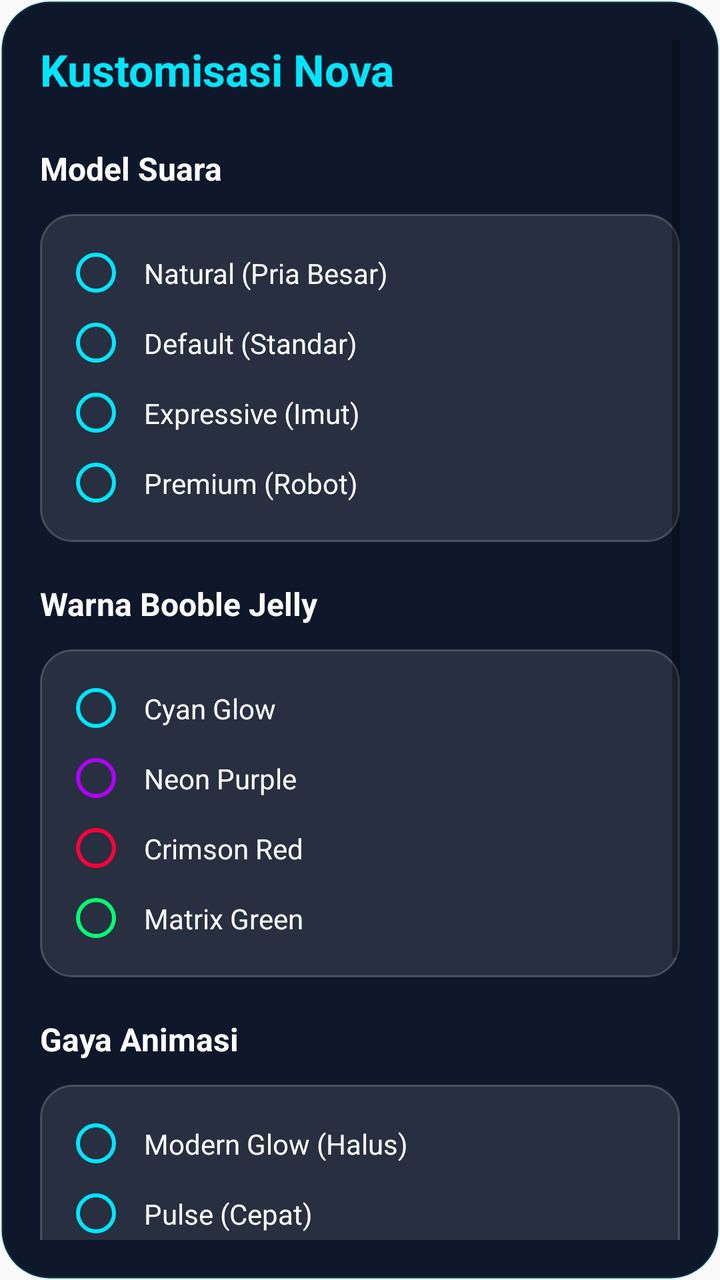
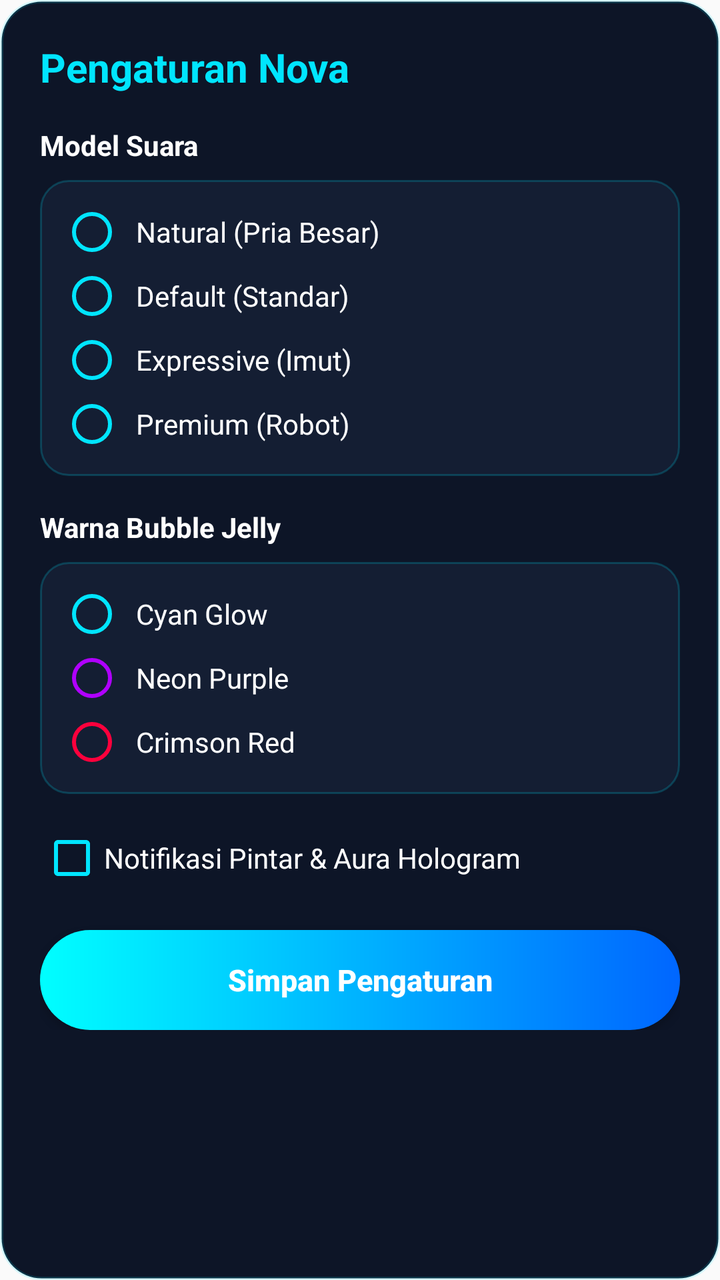

Screens rendered from an Android XML layout before and after an edit, with the pre-edit source and the edit as a unified diff.
<!-- AndroidManifest.xml: application theme Theme.AppCompat.DayNight.NoActionBar -->
<!-- res/layout/dialog_settings.xml -->
<?xml version="1.0" encoding="utf-8"?>
<ScrollView xmlns:android="http://schemas.android.com/apk/res/android"
    android:layout_width="match_parent"
    android:layout_height="wrap_content"
    android:background="@drawable/bg_premium_card"
    android:padding="20dp">

    <LinearLayout
        android:layout_width="match_parent"
        android:layout_height="wrap_content"
        android:orientation="vertical">

        <TextView
            android:layout_width="wrap_content"
            android:layout_height="wrap_content"
            android:text="Kustomisasi Nova"
            android:textColor="#00E5FF"
            android:textSize="22sp"
            android:textStyle="bold"
            android:layout_marginBottom="24dp"/>

        
        <TextView android:layout_width="wrap_content" android:layout_height="wrap_content" android:text="Model Suara" android:textColor="#FFFFFF" android:textSize="16sp" android:textStyle="bold" android:layout_marginBottom="12dp"/>
        <RadioGroup android:id="@+id/rgVoice" android:layout_width="match_parent" android:layout_height="wrap_content" android:background="@drawable/bg_premium_input" android:padding="12dp" android:layout_marginBottom="20dp">
            <RadioButton android:id="@+id/rbVoiceJarvis" android:layout_width="match_parent" android:layout_height="wrap_content" android:text="Natural (Pria Besar)" android:textColor="#FFF" android:buttonTint="#00E5FF" android:padding="8dp"/>
            <RadioButton android:id="@+id/rbVoiceNova" android:layout_width="match_parent" android:layout_height="wrap_content" android:text="Default (Standar)" android:textColor="#FFF" android:buttonTint="#00E5FF" android:padding="8dp"/>
            <RadioButton android:id="@+id/rbVoiceFriday" android:layout_width="match_parent" android:layout_height="wrap_content" android:text="Expressive (Imut)" android:textColor="#FFF" android:buttonTint="#00E5FF" android:padding="8dp"/>
            <RadioButton android:id="@+id/rbVoiceRobot" android:layout_width="match_parent" android:layout_height="wrap_content" android:text="Premium (Robot)" android:textColor="#FFF" android:buttonTint="#00E5FF" android:padding="8dp"/>
        </RadioGroup>

        
        <TextView android:layout_width="wrap_content" android:layout_height="wrap_content" android:text="Warna Booble Jelly" android:textColor="#FFFFFF" android:textSize="16sp" android:textStyle="bold" android:layout_marginBottom="12dp"/>
        <RadioGroup android:id="@+id/rgColor" android:layout_width="match_parent" android:layout_height="wrap_content" android:background="@drawable/bg_premium_input" android:padding="12dp" android:layout_marginBottom="20dp">
            <RadioButton android:id="@+id/rbColorCyan" android:layout_width="match_parent" android:layout_height="wrap_content" android:text="Cyan Glow" android:textColor="#FFF" android:buttonTint="#00E5FF" android:padding="8dp"/>
            <RadioButton android:id="@+id/rbColorPurple" android:layout_width="match_parent" android:layout_height="wrap_content" android:text="Neon Purple" android:textColor="#FFF" android:buttonTint="#B000FF" android:padding="8dp"/>
            <RadioButton android:id="@+id/rbColorRed" android:layout_width="match_parent" android:layout_height="wrap_content" android:text="Crimson Red" android:textColor="#FFF" android:buttonTint="#FF003C" android:padding="8dp"/>
            <RadioButton android:id="@+id/rbColorGreen" android:layout_width="match_parent" android:layout_height="wrap_content" android:text="Matrix Green" android:textColor="#FFF" android:buttonTint="#00FF73" android:padding="8dp"/>
        </RadioGroup>

        
        <TextView android:layout_width="wrap_content" android:layout_height="wrap_content" android:text="Gaya Animasi" android:textColor="#FFFFFF" android:textSize="16sp" android:textStyle="bold" android:layout_marginBottom="12dp"/>
        <RadioGroup android:id="@+id/rgAnim" android:layout_width="match_parent" android:layout_height="wrap_content" android:background="@drawable/bg_premium_input" android:padding="12dp" android:layout_marginBottom="20dp">
            <RadioButton android:id="@+id/rbAnimBreathe" android:layout_width="match_parent" android:layout_height="wrap_content" android:text="Modern Glow (Halus)" android:textColor="#FFF" android:buttonTint="#00E5FF" android:padding="8dp"/>
            <RadioButton android:id="@+id/rbAnimHeartbeat" android:layout_width="match_parent" android:layout_height="wrap_content" android:text="Pulse (Cepat)" android:textColor="#FFF" android:buttonTint="#00E5FF" android:padding="8dp"/>
            <RadioButton android:id="@+id/rbAnimGlitch" android:layout_width="match_parent" android:layout_height="wrap_content" android:text="Cyber Glitch" android:textColor="#FFF" android:buttonTint="#00E5FF" android:padding="8dp"/>
            <RadioButton android:id="@+id/rbAnimStatic" android:layout_width="match_parent" android:layout_height="wrap_content" android:text="Hemat Daya (Statis)" android:textColor="#FFF" android:buttonTint="#00E5FF" android:padding="8dp"/>
        </RadioGroup>

        <android.widget.CheckBox
            android:id="@+id/cbHologram"
            android:layout_width="match_parent"
            android:layout_height="wrap_content"
            android:text="Notifikasi Pintar / Hologram Aura"
            android:textColor="#FFFFFF"
            android:buttonTint="#00E5FF"
            android:layout_marginBottom="24dp"/>

        <Button
            android:id="@+id/btnSaveSettings"
            android:layout_width="match_parent"
            android:layout_height="55dp"
            android:text="Simpan Pengaturan"
            android:textAllCaps="false"
            android:backgroundTint="@null"
            android:background="@drawable/bg_premium_button"
            android:textColor="#FFFFFF"
            android:textStyle="bold"
            android:textSize="16sp"/>
            
    </LinearLayout>
</ScrollView>
<!-- resources referenced by this layout -->
<resources>
  <!-- drawable bg_premium_button (drawable) -->
  <?xml version="1.0" encoding="utf-8"?>
  <ripple xmlns:android="http://schemas.android.com/apk/res/android" android:color="#FFFFFF">
      <item>
          <shape android:shape="rectangle">
              <gradient android:startColor="#00E5FF" android:endColor="#0044FF" android:angle="0" />
              <corners android:radius="30dp" />
          </shape>
      </item>
  </ripple>
  <!-- drawable bg_premium_card (drawable) -->
  <?xml version="1.0" encoding="utf-8"?>
  <shape xmlns:android="http://schemas.android.com/apk/res/android">
      <solid android:color="#0F172A" />
      <corners android:radius="24dp" />
      <stroke android:width="1.5dp" android:color="#1A00E5FF" />
  </shape>
  <!-- drawable bg_premium_input (drawable) -->
  <?xml version="1.0" encoding="utf-8"?>
  <shape xmlns:android="http://schemas.android.com/apk/res/android">
      <solid android:color="#1AFFFFFF" />
      <corners android:radius="16dp" />
      <stroke android:width="1dp" android:color="#33FFFFFF" />
  </shape>
</resources>

<!-- the commit's change to res/layout/dialog_settings.xml (unified diff, before → after) -->
@@ -2,7 +2,7 @@
 <ScrollView xmlns:android="http://schemas.android.com/apk/res/android"
     android:layout_width="match_parent"
     android:layout_height="wrap_content"
-    android:background="@drawable/bg_premium_card"
+    android:background="@drawable/bg_card_cyber"
     android:padding="20dp">
 
     <LinearLayout
@@ -13,59 +13,49 @@
         <TextView
             android:layout_width="wrap_content"
             android:layout_height="wrap_content"
-            android:text="Kustomisasi Nova"
+            android:text="Pengaturan Nova"
             android:textColor="#00E5FF"
-            android:textSize="22sp"
+            android:textSize="20sp"
             android:textStyle="bold"
-            android:layout_marginBottom="24dp"/>
+            android:layout_marginBottom="16dp"/>
 
         
-        <TextView android:layout_width="wrap_content" android:layout_height="wrap_content" android:text="Model Suara" android:textColor="#FFFFFF" android:textSize="16sp" android:textStyle="bold" android:layout_marginBottom="12dp"/>
-        <RadioGroup android:id="@+id/rgVoice" android:layout_width="match_parent" android:layout_height="wrap_content" android:background="@drawable/bg_premium_input" android:padding="12dp" android:layout_marginBottom="20dp">
-            <RadioButton android:id="@+id/rbVoiceJarvis" android:layout_width="match_parent" android:layout_height="wrap_content" android:text="Natural (Pria Besar)" android:textColor="#FFF" android:buttonTint="#00E5FF" android:padding="8dp"/>
-            <RadioButton android:id="@+id/rbVoiceNova" android:layout_width="match_parent" android:layout_height="wrap_content" android:text="Default (Standar)" android:textColor="#FFF" android:buttonTint="#00E5FF" android:padding="8dp"/>
-            <RadioButton android:id="@+id/rbVoiceFriday" android:layout_width="match_parent" android:layout_height="wrap_content" android:text="Expressive (Imut)" android:textColor="#FFF" android:buttonTint="#00E5FF" android:padding="8dp"/>
-            <RadioButton android:id="@+id/rbVoiceRobot" android:layout_width="match_parent" android:layout_height="wrap_content" android:text="Premium (Robot)" android:textColor="#FFF" android:buttonTint="#00E5FF" android:padding="8dp"/>
+        <TextView android:layout_width="wrap_content" android:layout_height="wrap_content" android:text="Model Suara" android:textColor="#FFFFFF" android:textSize="14sp" android:textStyle="bold" android:layout_marginBottom="8dp"/>
+        <RadioGroup android:id="@+id/rgVoice" android:layout_width="match_parent" android:layout_height="wrap_content" android:background="@drawable/bg_edit_text" android:padding="10dp" android:layout_marginBottom="16dp">
+            <RadioButton android:id="@+id/rbVoiceJarvis" android:layout_width="match_parent" android:layout_height="wrap_content" android:text="Natural (Pria Besar)" android:textColor="#FFF" android:buttonTint="#00E5FF" android:padding="6dp"/>
+            <RadioButton android:id="@+id/rbVoiceNova" android:layout_width="match_parent" android:layout_height="wrap_content" android:text="Default (Standar)" android:textColor="#FFF" android:buttonTint="#00E5FF" android:padding="6dp"/>
+            <RadioButton android:id="@+id/rbVoiceFriday" android:layout_width="match_parent" android:layout_height="wrap_content" android:text="Expressive (Imut)" android:textColor="#FFF" android:buttonTint="#00E5FF" android:padding="6dp"/>
+            <RadioButton android:id="@+id/rbVoiceRobot" android:layout_width="match_parent" android:layout_height="wrap_content" android:text="Premium (Robot)" android:textColor="#FFF" android:buttonTint="#00E5FF" android:padding="6dp"/>
         </RadioGroup>
 
         
-        <TextView android:layout_width="wrap_content" android:layout_height="wrap_content" android:text="Warna Booble Jelly" android:textColor="#FFFFFF" android:textSize="16sp" android:textStyle="bold" android:layout_marginBottom="12dp"/>
-        <RadioGroup android:id="@+id/rgColor" android:layout_width="match_parent" android:layout_height="wrap_content" android:background="@drawable/bg_premium_input" android:padding="12dp" android:layout_marginBottom="20dp">
-            <RadioButton android:id="@+id/rbColorCyan" android:layout_width="match_parent" android:layout_height="wrap_content" android:text="Cyan Glow" android:textColor="#FFF" android:buttonTint="#00E5FF" android:padding="8dp"/>
-            <RadioButton android:id="@+id/rbColorPurple" android:layout_width="match_parent" android:layout_height="wrap_content" android:text="Neon Purple" android:textColor="#FFF" android:buttonTint="#B000FF" android:padding="8dp"/>
-            <RadioButton android:id="@+id/rbColorRed" android:layout_width="match_parent" android:layout_height="wrap_content" android:text="Crimson Red" android:textColor="#FFF" android:buttonTint="#FF003C" android:padding="8dp"/>
-            <RadioButton android:id="@+id/rbColorGreen" android:layout_width="match_parent" android:layout_height="wrap_content" android:text="Matrix Green" android:textColor="#FFF" android:buttonTint="#00FF73" android:padding="8dp"/>
-        </RadioGroup>
-
-        
-        <TextView android:layout_width="wrap_content" android:layout_height="wrap_content" android:text="Gaya Animasi" android:textColor="#FFFFFF" android:textSize="16sp" android:textStyle="bold" android:layout_marginBottom="12dp"/>
-        <RadioGroup android:id="@+id/rgAnim" android:layout_width="match_parent" android:layout_height="wrap_content" android:background="@drawable/bg_premium_input" android:padding="12dp" android:layout_marginBottom="20dp">
-            <RadioButton android:id="@+id/rbAnimBreathe" android:layout_width="match_parent" android:layout_height="wrap_content" android:text="Modern Glow (Halus)" android:textColor="#FFF" android:buttonTint="#00E5FF" android:padding="8dp"/>
-            <RadioButton android:id="@+id/rbAnimHeartbeat" android:layout_width="match_parent" android:layout_height="wrap_content" android:text="Pulse (Cepat)" android:textColor="#FFF" android:buttonTint="#00E5FF" android:padding="8dp"/>
-            <RadioButton android:id="@+id/rbAnimGlitch" android:layout_width="match_parent" android:layout_height="wrap_content" android:text="Cyber Glitch" android:textColor="#FFF" android:buttonTint="#00E5FF" android:padding="8dp"/>
-            <RadioButton android:id="@+id/rbAnimStatic" android:layout_width="match_parent" android:layout_height="wrap_content" android:text="Hemat Daya (Statis)" android:textColor="#FFF" android:buttonTint="#00E5FF" android:padding="8dp"/>
+        <TextView android:layout_width="wrap_content" android:layout_height="wrap_content" android:text="Warna Bubble Jelly" android:textColor="#FFFFFF" android:textSize="14sp" android:textStyle="bold" android:layout_marginBottom="8dp"/>
+        <RadioGroup android:id="@+id/rgColor" android:layout_width="match_parent" android:layout_height="wrap_content" android:background="@drawable/bg_edit_text" android:padding="10dp" android:layout_marginBottom="16dp">
+            <RadioButton android:id="@+id/rbColorCyan" android:layout_width="match_parent" android:layout_height="wrap_content" android:text="Cyan Glow" android:textColor="#FFF" android:buttonTint="#00E5FF" android:padding="6dp"/>
+            <RadioButton android:id="@+id/rbColorPurple" android:layout_width="match_parent" android:layout_height="wrap_content" android:text="Neon Purple" android:textColor="#FFF" android:buttonTint="#B000FF" android:padding="6dp"/>
+            <RadioButton android:id="@+id/rbColorRed" android:layout_width="match_parent" android:layout_height="wrap_content" android:text="Crimson Red" android:textColor="#FFF" android:buttonTint="#FF003C" android:padding="6dp"/>
         </RadioGroup>
 
         <android.widget.CheckBox
             android:id="@+id/cbHologram"
             android:layout_width="match_parent"
             android:layout_height="wrap_content"
-            android:text="Notifikasi Pintar / Hologram Aura"
+            android:text="Notifikasi Pintar &amp; Aura Hologram"
             android:textColor="#FFFFFF"
             android:buttonTint="#00E5FF"
-            android:layout_marginBottom="24dp"/>
+            android:layout_marginBottom="20dp"/>
 
         <Button
             android:id="@+id/btnSaveSettings"
             android:layout_width="match_parent"
-            android:layout_height="55dp"
+            android:layout_height="50dp"
             android:text="Simpan Pengaturan"
             android:textAllCaps="false"
             android:backgroundTint="@null"
-            android:background="@drawable/bg_premium_button"
+            android:background="@drawable/bg_start_glow"
             android:textColor="#FFFFFF"
             android:textStyle="bold"
-            android:textSize="16sp"/>
+            android:textSize="15sp"/>
             
     </LinearLayout>
 </ScrollView>
<!-- resource entries referenced after the edit -->
@@ -1,28 +1,24 @@
 <!-- resources referenced by this layout -->
 <resources>
-  <!-- drawable bg_premium_button (drawable) -->
-  <?xml version="1.0" encoding="utf-8"?>
-  <ripple xmlns:android="http://schemas.android.com/apk/res/android" android:color="#FFFFFF">
-      <item>
-          <shape android:shape="rectangle">
-              <gradient android:startColor="#00E5FF" android:endColor="#0044FF" android:angle="0" />
-              <corners android:radius="30dp" />
-          </shape>
-      </item>
-  </ripple>
-  <!-- drawable bg_premium_card (drawable) -->
+  <!-- drawable bg_card_cyber (drawable) -->
   <?xml version="1.0" encoding="utf-8"?>
   <shape xmlns:android="http://schemas.android.com/apk/res/android">
-      <solid android:color="#0F172A" />
-      <corners android:radius="24dp" />
-      <stroke android:width="1.5dp" android:color="#1A00E5FF" />
+      <solid android:color="#0D1527" />
+      <corners android:radius="20dp" />
+      <stroke android:width="1.5dp" android:color="#2600E5FF" />
   </shape>
-  <!-- drawable bg_premium_input (drawable) -->
+  <!-- drawable bg_edit_text (drawable) -->
   <?xml version="1.0" encoding="utf-8"?>
   <shape xmlns:android="http://schemas.android.com/apk/res/android">
-      <solid android:color="#1AFFFFFF" />
-      <corners android:radius="16dp" />
-      <stroke android:width="1dp" android:color="#33FFFFFF" />
+      <solid android:color="#141E33" />
+      <corners android:radius="14dp" />
+      <stroke android:width="1dp" android:color="#3300E5FF" />
+  </shape>
+  <!-- drawable bg_start_glow (drawable) -->
+  <?xml version="1.0" encoding="utf-8"?>
+  <shape xmlns:android="http://schemas.android.com/apk/res/android">
+      <gradient android:startColor="#00FFFF" android:endColor="#0066FF" android:angle="0" />
+      <corners android:radius="30dp" />
   </shape>
 </resources>
 
